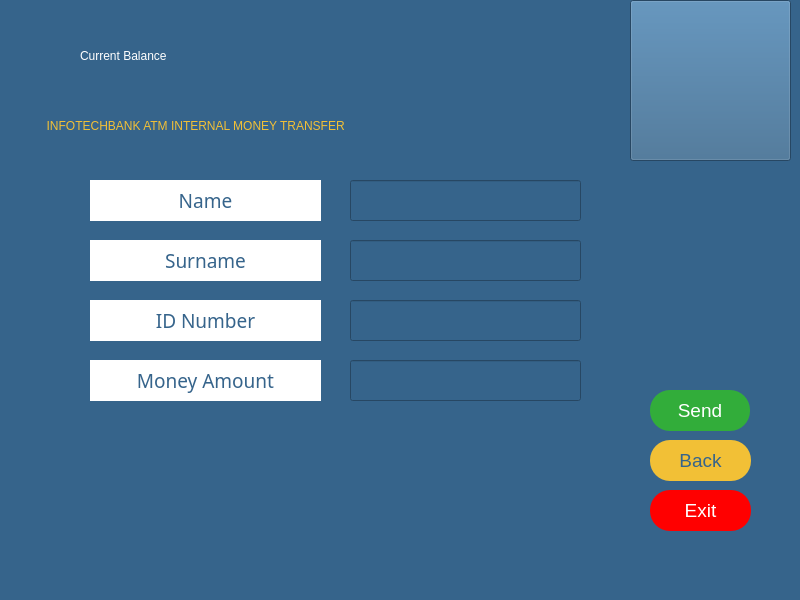
Before: the Qt Designer form internal.ui in melihorhanyilmaz/Project, drawn with Qt 5.
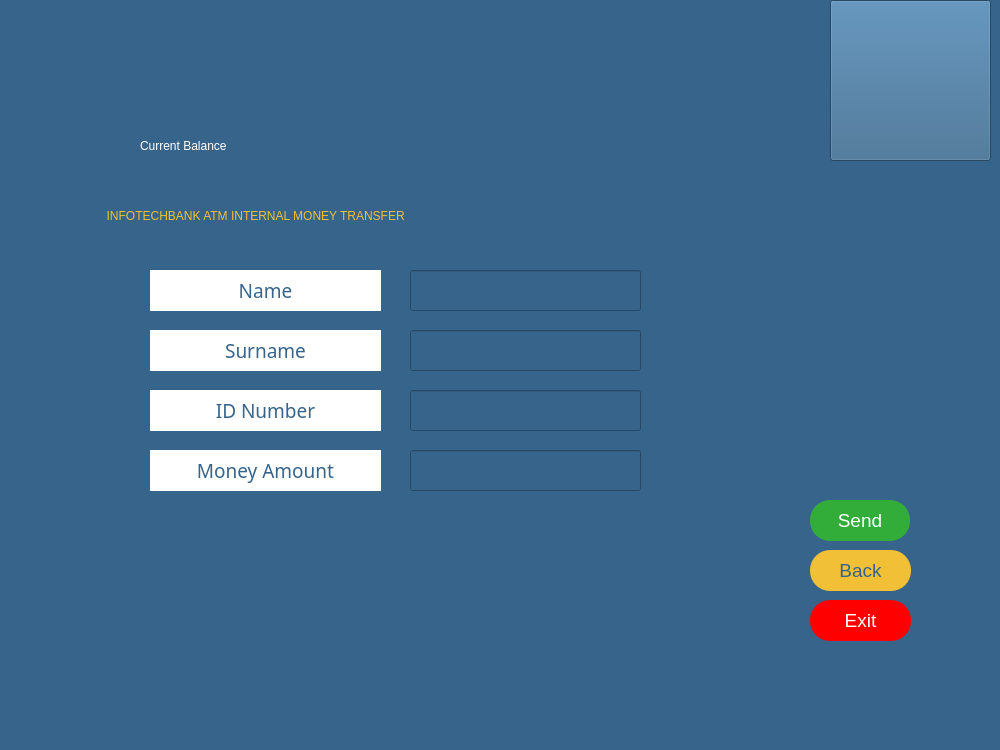
After: the same form once the commit is applied. Icons and pictures are not drawn.

```diff
--- a/internal.ui
+++ b/internal.ui
@@ -6,8 +6,8 @@
    <rect>
     <x>0</x>
     <y>0</y>
-    <width>800</width>
-    <height>600</height>
+    <width>1000</width>
+    <height>750</height>
    </rect>
   </property>
   <property name="windowTitle">
@@ -22,8 +22,8 @@
    <widget class="QPushButton" name="B_send">
     <property name="geometry">
      <rect>
-      <x>650</x>
-      <y>390</y>
+      <x>810</x>
+      <y>500</y>
       <width>100</width>
       <height>41</height>
      </rect>
@@ -45,8 +45,8 @@
    <widget class="QLineEdit" name="li_alici_id">
     <property name="geometry">
      <rect>
-      <x>350</x>
-      <y>300</y>
+      <x>410</x>
+      <y>390</y>
       <width>231</width>
       <height>41</height>
      </rect>
@@ -65,8 +65,8 @@
    <widget class="QLabel" name="la_welcome">
     <property name="geometry">
      <rect>
-      <x>40</x>
-      <y>90</y>
+      <x>100</x>
+      <y>180</y>
       <width>701</width>
       <height>71</height>
      </rect>
@@ -82,8 +82,8 @@
    <widget class="QLineEdit" name="li_amount">
     <property name="geometry">
      <rect>
-      <x>350</x>
-      <y>360</y>
+      <x>410</x>
+      <y>450</y>
       <width>231</width>
       <height>41</height>
      </rect>
@@ -99,8 +99,8 @@
    <widget class="QPushButton" name="B_exit">
     <property name="geometry">
      <rect>
-      <x>650</x>
-      <y>490</y>
+      <x>810</x>
+      <y>600</y>
       <width>101</width>
       <height>41</height>
      </rect>
@@ -122,8 +122,8 @@
    <widget class="QLabel" name="la_alici_id">
     <property name="geometry">
      <rect>
-      <x>90</x>
-      <y>300</y>
+      <x>150</x>
+      <y>390</y>
       <width>231</width>
       <height>41</height>
      </rect>
@@ -152,8 +152,8 @@
    <widget class="QLabel" name="la_alici_surname">
     <property name="geometry">
      <rect>
-      <x>90</x>
-      <y>240</y>
+      <x>150</x>
+      <y>330</y>
       <width>231</width>
       <height>41</height>
      </rect>
@@ -182,8 +182,8 @@
    <widget class="QLabel" name="la_amount">
     <property name="geometry">
      <rect>
-      <x>90</x>
-      <y>360</y>
+      <x>150</x>
+      <y>450</y>
       <width>231</width>
       <height>41</height>
      </rect>
@@ -212,10 +212,10 @@
    <widget class="QLabel" name="la_error">
     <property name="geometry">
      <rect>
-      <x>120</x>
-      <y>420</y>
-      <width>451</width>
-      <height>16</height>
+      <x>150</x>
+      <y>510</y>
+      <width>491</width>
+      <height>31</height>
      </rect>
     </property>
     <property name="styleSheet">
@@ -225,12 +225,15 @@
     <property name="text">
      <string/>
     </property>
+    <property name="alignment">
+     <set>Qt::AlignCenter</set>
+    </property>
    </widget>
    <widget class="QLineEdit" name="li_alici_surname">
     <property name="geometry">
      <rect>
-      <x>350</x>
-      <y>240</y>
+      <x>410</x>
+      <y>330</y>
       <width>231</width>
       <height>41</height>
      </rect>
@@ -246,8 +249,8 @@
    <widget class="QLabel" name="la_balance">
     <property name="geometry">
      <rect>
-      <x>270</x>
-      <y>30</y>
+      <x>330</x>
+      <y>120</y>
       <width>261</width>
       <height>51</height>
      </rect>
@@ -265,8 +268,8 @@
    <widget class="QLineEdit" name="li_alici_name">
     <property name="geometry">
      <rect>
-      <x>350</x>
-      <y>180</y>
+      <x>410</x>
+      <y>270</y>
       <width>231</width>
       <height>41</height>
      </rect>
@@ -282,8 +285,8 @@
    <widget class="QLabel" name="la_alici_name">
     <property name="geometry">
      <rect>
-      <x>90</x>
-      <y>180</y>
+      <x>150</x>
+      <y>270</y>
       <width>231</width>
       <height>41</height>
      </rect>
@@ -312,8 +315,8 @@
    <widget class="QPushButton" name="B_back">
     <property name="geometry">
      <rect>
-      <x>650</x>
-      <y>440</y>
+      <x>810</x>
+      <y>550</y>
       <width>101</width>
       <height>41</height>
      </rect>
@@ -335,8 +338,8 @@
    <widget class="QLabel" name="la_welcome_2">
     <property name="geometry">
      <rect>
-      <x>80</x>
-      <y>30</y>
+      <x>140</x>
+      <y>120</y>
       <width>191</width>
       <height>51</height>
      </rect>
@@ -354,7 +357,7 @@
    <widget class="QPushButton" name="pushButton">
     <property name="geometry">
      <rect>
-      <x>630</x>
+      <x>830</x>
       <y>0</y>
       <width>161</width>
       <height>161</height>
```
Left out of the diff: 4 changed lines with no effect on the pictures.
